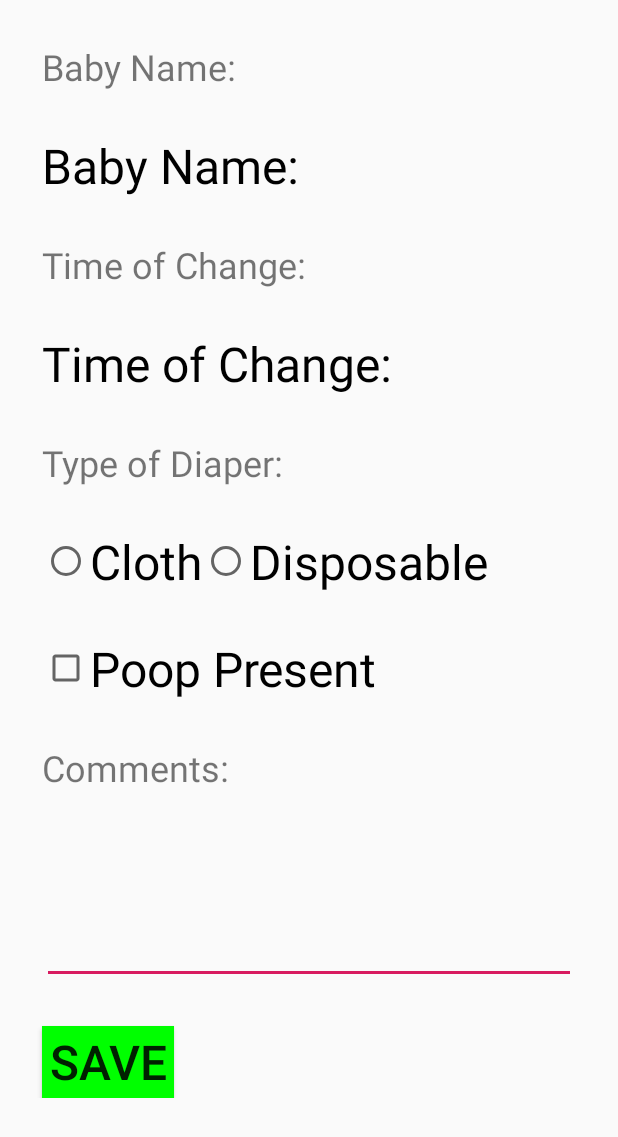
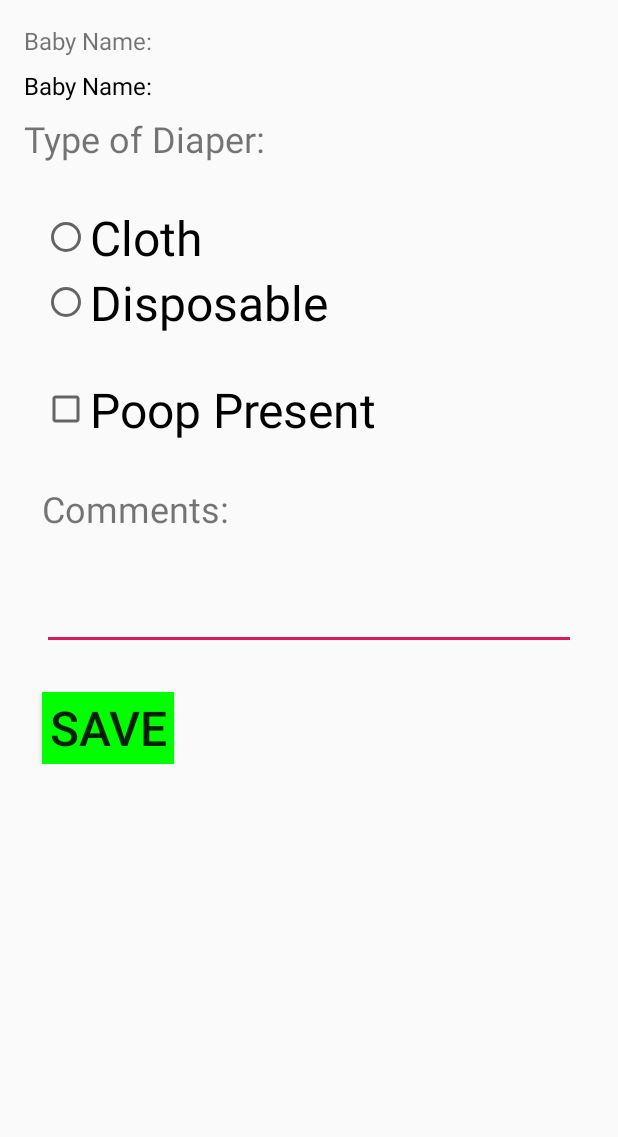
Before and after one commit to keystuck/DiaperTracker, an Android app: the layout activity_data.xml on its own in the app's theme, with its tools: preview values and no code run, on a phone screen of 412 x 824 dp. Shown: the top 1137 px of the screen. Run offline under Robolectric (Android 15) with nearby library versions, the phone set to English and light mode, and no system bars.

Commit message:
Simplified the data screen

```diff
--- a/app/src/main/java/com/barolak/diapertracker/DetailedActivity.java
+++ b/app/src/main/java/com/barolak/diapertracker/DetailedActivity.java
@@ -15,7 +15,6 @@ public class DetailedActivity extends AppCompatActivity {
     private static final String LOG_TAG = DetailedActivity.class.getSimpleName();
 
     TextView textViewBabyName;
-    TextView textViewTime;
     RadioGroup radioGroupDiaperType;
     EditText editTextComments;
     CheckBox checkBoxPoop;
@@ -29,7 +28,6 @@ public class DetailedActivity extends AppCompatActivity {
         setContentView(R.layout.activity_data);
 
         textViewBabyName = findViewById(R.id.tvName);
-        textViewTime = findViewById(R.id.tvTime);
         radioGroupDiaperType = findViewById(R.id.rg_diaper_type);
         editTextComments = findViewById(R.id.etComments);
         checkBoxPoop = findViewById(R.id.cb_poop_present);
@@ -44,7 +42,6 @@ public class DetailedActivity extends AppCompatActivity {
             Log.d(LOG_TAG, "textViewBabyName is null");
         }
         textViewBabyName.setText(babyName);
-        textViewTime.setText(System.currentTimeMillis()+"");
     }
 
     void onRadioButtonClicked(View view){
@@ -74,7 +71,7 @@ public class DetailedActivity extends AppCompatActivity {
     void saveDiaper(View view){
         String diaperInfo = "";
         diaperInfo += textViewBabyName.getText().toString() + "; ";
-        diaperInfo += textViewTime.getText().toString() + "; ";
+        diaperInfo += System.currentTimeMillis() + "; ";
         diaperInfo += diaperType + "; ";
         diaperInfo += poopPresent + "; ";
         String comments = editTextComments.getText().toString();
--- a/app/src/main/res/layout/activity_data.xml
+++ b/app/src/main/res/layout/activity_data.xml
@@ -15,9 +15,9 @@
         android:id="@+id/nameLabel"
         android:layout_width="wrap_content"
         android:layout_height="wrap_content"
-        android:layout_margin="28dp"
+        android:layout_margin="16dp"
         android:text="@string/nameLabel"
-        android:textSize="24sp"
+        android:textSize="16sp"
         app:layout_constraintLeft_toLeftOf="parent"
         app:layout_constraintTop_toTopOf="parent" />
 
@@ -25,50 +25,33 @@
         android:id="@+id/tvName"
         android:layout_width="wrap_content"
         android:layout_height="wrap_content"
-        android:layout_margin="28dp"
+        android:layout_marginLeft="16dp"
+        android:layout_marginTop="8dp"
         android:textColor="@android:color/black"
-        android:textSize="32sp"
+        android:textSize="16sp"
         app:layout_constraintStart_toStartOf="parent"
         app:layout_constraintTop_toBottomOf="@id/nameLabel"
         tools:text="@string/nameLabel" />
 
-    <TextView
-        android:id="@+id/timeLabel"
-        android:layout_width="wrap_content"
-        android:layout_height="wrap_content"
-        android:layout_margin="28dp"
-        android:text="@string/timeLabel"
-        android:textSize="24sp"
-        app:layout_constraintLeft_toLeftOf="parent"
-        app:layout_constraintTop_toBottomOf="@id/tvName" />
 
-    <TextView
-        android:id="@+id/tvTime"
-        android:layout_width="wrap_content"
-        android:layout_height="wrap_content"
-        android:layout_margin="28dp"
-        android:textColor="@android:color/black"
-        android:textSize="32sp"
-        app:layout_constraintStart_toStartOf="parent"
-        app:layout_constraintTop_toBottomOf="@id/timeLabel"
-        tools:text="@string/timeLabel" />
 
     <TextView
         android:id="@+id/typeLabel"
         android:layout_width="wrap_content"
         android:layout_height="wrap_content"
-        android:layout_margin="28dp"
+        android:layout_marginTop="8dp"
+        android:layout_marginLeft="16dp"
         android:textSize="24sp"
         tools:text="@string/typeLabel"
         app:layout_constraintLeft_toLeftOf="parent"
-        app:layout_constraintTop_toBottomOf="@id/tvTime"/>
+        app:layout_constraintTop_toBottomOf="@id/tvName"/>
 
     <RadioGroup
         android:id="@+id/rg_diaper_type"
         android:layout_width="wrap_content"
         android:layout_height="wrap_content"
         android:layout_margin="28dp"
-        android:orientation="horizontal"
+        android:orientation="vertical"
         app:layout_constraintLeft_toLeftOf="parent"
         app:layout_constraintTop_toBottomOf="@id/typeLabel">
 
@@ -76,7 +59,7 @@
             android:id="@+id/rb_cloth"
             android:layout_width="wrap_content"
             android:layout_height="wrap_content"
-            android:textSize="32dp"
+            android:textSize="32sp"
             android:text="@string/clothType"
             android:onClick="onRadioButtonClicked"/>
 
@@ -84,7 +67,7 @@
             android:id="@+id/rb_disposable"
             android:layout_width="wrap_content"
             android:layout_height="wrap_content"
-            android:textSize="32dp"
+            android:textSize="32sp"
             android:text="@string/disposableType"
             android:onClick="onRadioButtonClicked"/>
 
@@ -114,7 +97,7 @@
     <EditText
         android:id="@+id/etComments"
         android:layout_width="match_parent"
-        android:layout_height="100dp"
+        android:layout_height="50dp"
         android:layout_margin="28dp"
         app:layout_constraintTop_toBottomOf="@id/commentLabel"
         app:layout_constraintLeft_toLeftOf="parent"/>
```
